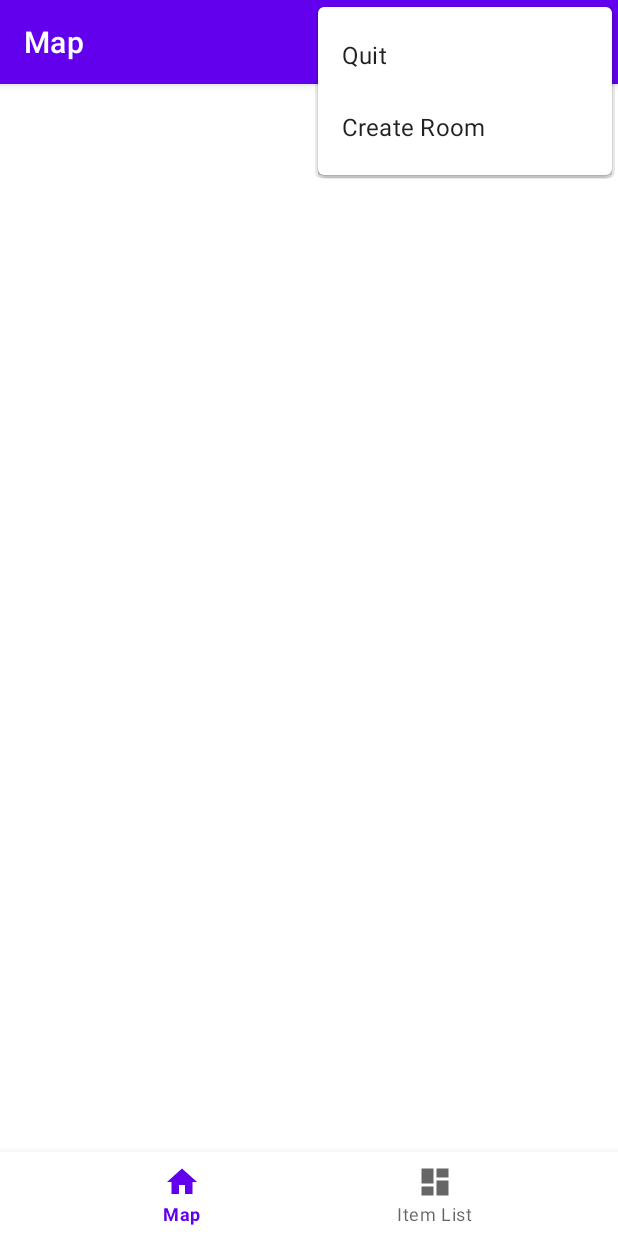
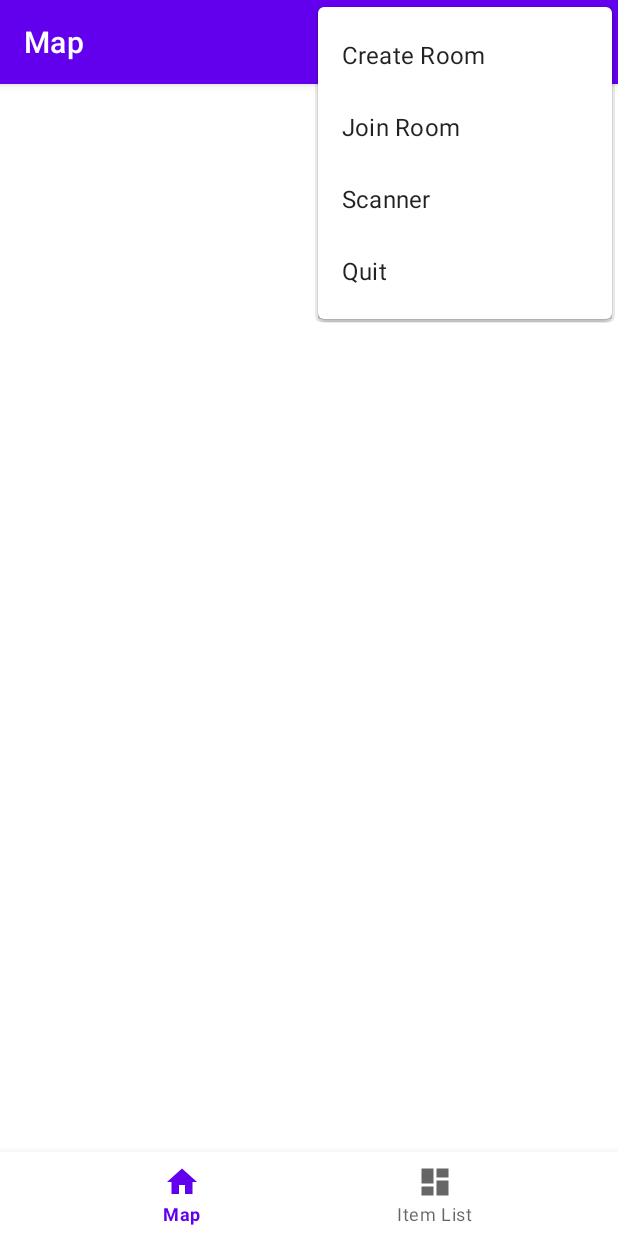
Before and after one commit to TYU-Zeng/Mobile-Computing-Systems-Programming-COMP90018_2024_SM2, an Android app: the screen it shows after launch (MainActivity), with the options menu open, on a phone screen of 412 x 824 dp. Run offline under Robolectric (Android 15) with nearby library versions, the phone set to English and light mode, and no system bars; our stand-ins replace Firebase (no records; nobody signed in at launch, a user with empty details on screens opened directly), navigation-ui.

Commit message:
QR Scanner: runable

```diff
--- a/Cats_Catch_Mice/app/build.gradle.kts
+++ b/Cats_Catch_Mice/app/build.gradle.kts
@@ -90,11 +90,9 @@ dependencies {
     implementation(platform("com.google.firebase:firebase-bom:28.0.1"))
     implementation("com.google.firebase:firebase-database")
 
-    // 注释掉 ZXing 二维码扫描库
-    /*
+    // ZXing Android Embedded 库
+    implementation("com.journeyapps:zxing-android-embedded:4.1.0")
     implementation("com.google.zxing:core:3.4.1")
-    implementation("com.journeyapps:zxing-android-embedded:4.1.0")
-    */
 
     // 二维码依赖
     implementation("com.google.zxing:core:3.4.1")
--- a/Cats_Catch_Mice/app/src/main/res/menu/bottom_nav_menu.xml
+++ b/Cats_Catch_Mice/app/src/main/res/menu/bottom_nav_menu.xml
@@ -14,4 +14,6 @@
 
 
 
+
+
 </menu>
--- a/Cats_Catch_Mice/app/src/main/res/menu/top_menu.xml
+++ b/Cats_Catch_Mice/app/src/main/res/menu/top_menu.xml
@@ -1,13 +1,20 @@
 <?xml version="1.0" encoding="utf-8"?>
 <menu xmlns:android="http://schemas.android.com/apk/res/android">
+
+
+
+    <item android:id="@+id/menu_createRoom"
+        android:title="@string/create_Room"/>
+
+    <item android:id="@+id/menu_joinRoom"
+        android:title= "@string/join_Room"/>
+
+    <item android:id="@+id/menu_scanner"
+        android:title="@string/scanner"/>
 
     <item android:id="@+id/menu_quit"
         android:title="@string/quit"/>
 
-    <item android:id="@+id/menu_createRoom"
-        android:title="@string/create_Room"/>
 
-<!--    <item android:id="@+id/menu_joinRoom"-->
-<!--        android:title= "@string/join_Room"/>-->
 
 </menu>
--- a/Cats_Catch_Mice/app/src/main/res/navigation/mobile_navigation.xml
+++ b/Cats_Catch_Mice/app/src/main/res/navigation/mobile_navigation.xml
@@ -23,6 +23,15 @@
         android:label="Item Detail"
         tools:layout="@layout/fragment_item_detail" />
 
+    <fragment
+        android:id="@+id/navigation_scanner"
+        android:name="com.example.cats_catch_mice.QRScannerFragment"
+        android:label="@string/QR_Scanner"
+        tools:layout="@layout/fragment_q_r_scanner" />
+
+    <action
+        android:id="@+id/action_global_navigation_scanner"
+        app:destination="@id/navigation_scanner" />
 
 
 </navigation>
--- a/Cats_Catch_Mice/app/src/main/res/values/strings.xml
+++ b/Cats_Catch_Mice/app/src/main/res/values/strings.xml
@@ -6,6 +6,8 @@
     <string name="about">About</string>
     <string name="create_Room">Create Room</string>
     <string name="join_Room">Join Room</string>
+    <string name="scanner">Scanner</string>
+    <string name="QR_Scanner">QR Scanner</string>
     <!-- Strings used for fragments for navigation -->
     <string name="first_fragment_label">First Fragment</string>
     <string name="second_fragment_label">Second Fragment</string>
@@ -48,5 +50,7 @@
         libero vel nunc consequat, quis tincidunt nisl eleifend. Cras bibendum enim a justo luctus
         vestibulum. Fusce dictum libero quis erat maximus, vitae volutpat diam dignissim.
     </string>
+    <!-- TODO: Remove or change this placeholder text -->
+    <string name="hello_blank_fragment">Hello blank fragment</string>
 
 </resources>
```
Also changed, not shown: Cats_Catch_Mice/app/src/main/java/com/example/cats_catch_mice/MainActivity.java (+18 -8 lines), Cats_Catch_Mice/app/src/main/res/navigation/nav_graph.xml (deleted, +0 -28 lines).
